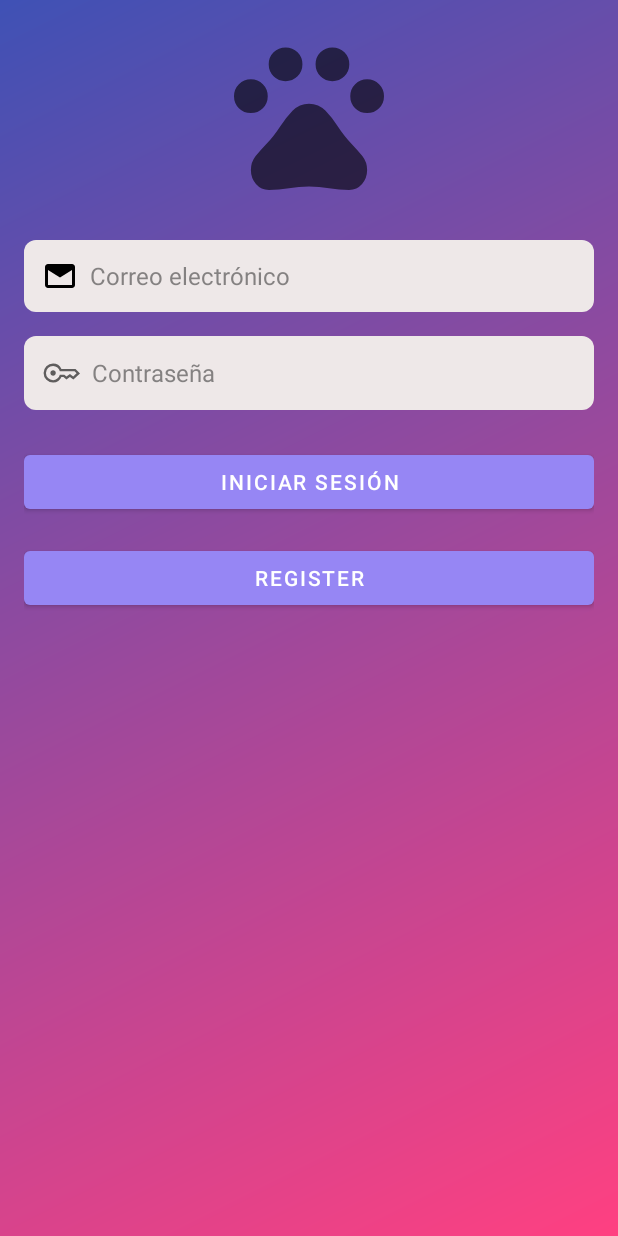
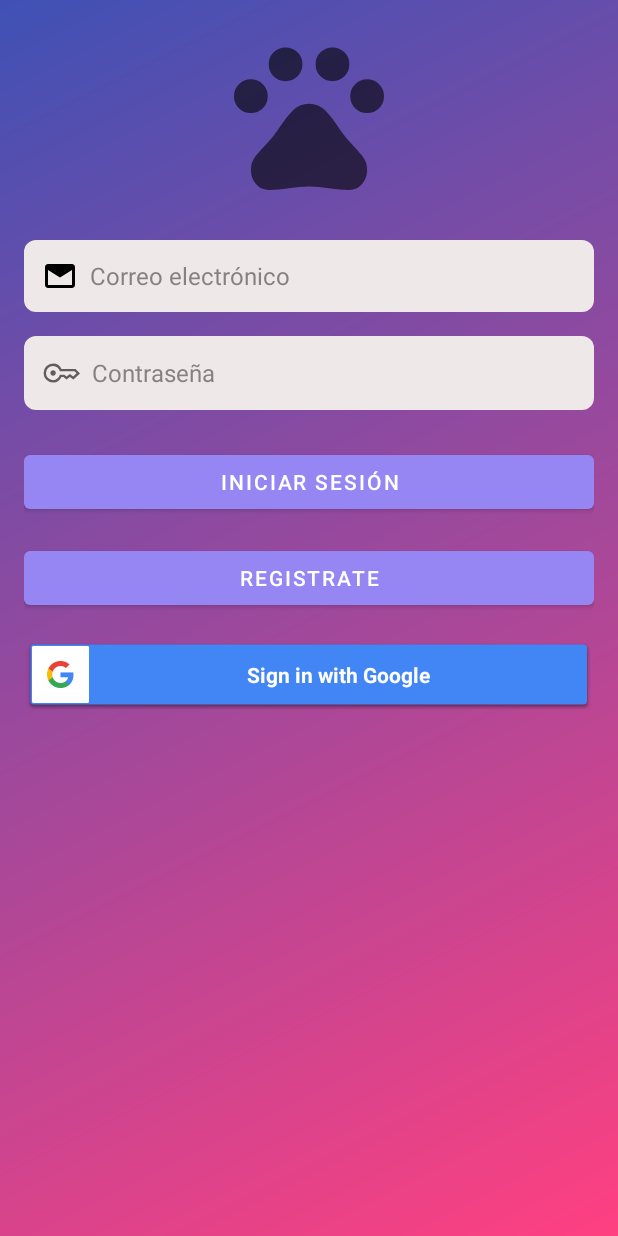
Before and after one commit to AdMu2838/ProyectoDAMI, an Android app: the screen it shows after launch (LoginActivity), on a phone screen of 412 x 824 dp. Run offline under Robolectric (Android 15) with nearby library versions, the phone set to English and light mode, and no system bars; our stand-ins replace Firebase (no records; nobody signed in at launch, a user with empty details on screens opened directly).

Commit message:
OPCION DE INGRESO CON GOOGLE

```diff
--- a/app/build.gradle
+++ b/app/build.gradle
@@ -45,6 +45,7 @@ dependencies {
     implementation 'androidx.navigation:navigation-ui-ktx:2.6.0'
     implementation platform('com.google.firebase:firebase-bom:32.1.1')
     implementation 'com.squareup.picasso:picasso:2.8'
+    implementation 'com.google.android.gms:play-services-auth:20.5.0'
     implementation 'com.google.firebase:firebase-database:20.2.2'
     implementation 'com.google.firebase:firebase-auth:22.0.0'
     implementation 'com.google.firebase:firebase-firestore:24.6.1'
--- a/app/src/main/java/com/example/proyecto/services/LoginActivity.kt
+++ b/app/src/main/java/com/example/proyecto/services/LoginActivity.kt
@@ -8,25 +8,50 @@ import android.widget.Button
 import android.widget.EditText
 import android.widget.Toast
 import com.example.proyecto.R
+import com.google.android.gms.auth.api.signin.GoogleSignIn
+import com.google.android.gms.auth.api.signin.GoogleSignInClient
+import com.google.android.gms.auth.api.signin.GoogleSignInOptions
+import com.google.android.gms.common.SignInButton
+import com.google.android.gms.common.api.ApiException
 import com.google.firebase.auth.FirebaseAuth
+import com.google.firebase.auth.GoogleAuthProvider
 
 class LoginActivity : AppCompatActivity() {
+
+    private val RC_SIGN_IN = 123
+    private lateinit var googleSignInClient: GoogleSignInClient
+    private lateinit var auth: FirebaseAuth
+
     override fun onCreate(savedInstanceState: Bundle?) {
         super.onCreate(savedInstanceState)
         setContentView(R.layout.activity_login)
 
-        // Habilitar la persistencia de la sesión en Firebase Authentication
+        // Configurar el inicio de sesión con Google
+        val gso = GoogleSignInOptions.Builder(GoogleSignInOptions.DEFAULT_SIGN_IN)
+            .requestIdToken(getString(R.string.default_web_client_id))
+            .requestEmail()
+            .build()
+
+        googleSignInClient = GoogleSignIn.getClient(this, gso)
+        auth = FirebaseAuth.getInstance()
 
         val btnRegister = findViewById<Button>(R.id.btnRegistro)
         btnRegister.setOnClickListener {
             val intent = Intent(this, RegisterActivity::class.java)
             startActivity(intent)
         }
+
         val btnLogin = findViewById<Button>(R.id.btnLogin)
-        btnLogin.setOnClickListener{loginUser()
+        btnLogin.setOnClickListener {
+            loginUser()
+        }
 
+        val btnGoogleSignIn = findViewById<SignInButton>(R.id.btnGoogleSignIn)
+        btnGoogleSignIn.setOnClickListener {
+            signInWithGoogle()
         }
     }
+
     private fun loginUser() {
         val email = findViewById<EditText>(R.id.editTextEmail).text.toString().trim()
         val password = findViewById<EditText>(R.id.editTextPassword).text.toString().trim()
@@ -43,9 +68,7 @@ class LoginActivity : AppCompatActivity() {
         }
 
         // Iniciar sesión con Firebase Authentication
-        val currentUser = FirebaseAuth.getInstance().currentUser
-        if (currentUser != null){
-            FirebaseAuth.getInstance().signInWithEmailAndPassword(email, password)
+        auth.signInWithEmailAndPassword(email, password)
             .addOnCompleteListener { task ->
                 if (task.isSuccessful) {
                     // El inicio de sesión fue exitoso, el usuario está autenticado
@@ -64,6 +87,45 @@ class LoginActivity : AppCompatActivity() {
                 }
             }
     }
+
+    private fun signInWithGoogle() {
+        val signInIntent = googleSignInClient.signInIntent
+        startActivityForResult(signInIntent, RC_SIGN_IN)
     }
 
+    override fun onActivityResult(requestCode: Int, resultCode: Int, data: Intent?) {
+        super.onActivityResult(requestCode, resultCode, data)
+
+        if (requestCode == RC_SIGN_IN) {
+            val task = GoogleSignIn.getSignedInAccountFromIntent(data)
+            try {
+                val account = task.getResult(ApiException::class.java)
+                firebaseAuthWithGoogle(account?.idToken)
+            } catch (e: ApiException) {
+                Toast.makeText(this, "Error al iniciar sesión con Google: ${e.message}", Toast.LENGTH_SHORT).show()
             }
+        }
+    }
+
+    private fun firebaseAuthWithGoogle(idToken: String?) {
+        val credential = GoogleAuthProvider.getCredential(idToken, null)
+        auth.signInWithCredential(credential)
+            .addOnCompleteListener(this) { task ->
+                if (task.isSuccessful) {
+                    // El inicio de sesión con Google fue exitoso, el usuario está autenticado
+                    Toast.makeText(this, "Inicio de sesión con Google exitoso", Toast.LENGTH_SHORT).show()
+
+                    val intent = Intent(this, MainActivity::class.java)
+                    startActivity(intent)
+                    finish()
+                } else {
+                    // Ocurrió un error durante el inicio de sesión con Google
+                    Toast.makeText(
+                        this,
+                        "Error al iniciar sesión con Google: ${task.exception?.message}",
+                        Toast.LENGTH_SHORT
+                    ).show()
+                }
+            }
+    }
+}
--- a/app/src/main/res/layout/activity_login.xml
+++ b/app/src/main/res/layout/activity_login.xml
@@ -64,6 +64,13 @@
             android:layout_height="wrap_content"
             android:layout_marginTop="16dp"
             android:text="@string/register" />
-
+        <com.google.android.gms.common.SignInButton
+            android:id="@+id/btnGoogleSignIn"
+            android:layout_width="match_parent"
+            android:layout_height="wrap_content"
+            android:layout_marginTop="16dp"
+            android:layout_marginBottom="16dp"
+            app:buttonSize="wide"
+            app:colorScheme="dark" />
     </LinearLayout>
 </androidx.constraintlayout.widget.ConstraintLayout>
--- a/app/src/main/res/values/strings.xml
+++ b/app/src/main/res/values/strings.xml
@@ -9,7 +9,7 @@
     <string name="password_hint">Contraseña</string>
     <string name="login">Iniciar sesión</string>
     <string name="user_image">Imagen de usuario</string>
-    <string name="register">REGISTER</string>
+    <string name="register">REGISTRATE</string>
     <string name="login_email_hint">Email</string>
     <string name="login_password_hint">Password</string>
     <string name="add">Agregar</string>
```
Lines whose indentation alone changed are shown as unchanged.
